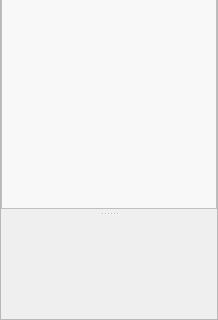
The window that src/pyphoplacecellanalysis/GUI/Qt/Widgets/DockAreaDocksTree/DockAreaDocksTree.ui (CommanderPho/pyPhoPlaceCellAnalysis) describes before a commit, drawn with Qt 5; both pictures show x 0 to 218 and y 390 to 710 of the 218 by 710 pixel window.
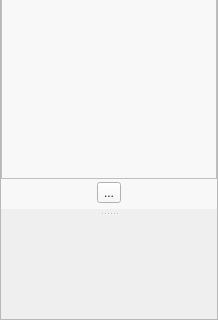
The same window after the commit. Icons and pictures are not drawn.

```diff
--- a/src/pyphoplacecellanalysis/GUI/Qt/Widgets/DockAreaDocksTree/DockAreaDocksTree.ui
+++ b/src/pyphoplacecellanalysis/GUI/Qt/Widgets/DockAreaDocksTree/DockAreaDocksTree.ui
@@ -109,7 +109,7 @@
 border-color: rgb(54, 54, 54);
 color: rgb(20, 20, 20);</string>
          </property>
-         <layout class="QGridLayout" name="gridLayout_3" rowstretch="0" columnstretch="0" rowminimumheight="0">
+         <layout class="QGridLayout" name="gridLayout_3" rowstretch="0,0" columnstretch="0" rowminimumheight="0,0">
           <property name="leftMargin">
            <number>0</number>
           </property>
@@ -304,6 +304,37 @@
             </item>
            </widget>
           </item>
+          <item row="1" column="0">
+           <widget class="QWidget" name="widget" native="true">
+            <property name="minimumSize">
+             <size>
+              <width>0</width>
+              <height>30</height>
+             </size>
+            </property>
+            <property name="baseSize">
+             <size>
+              <width>0</width>
+              <height>30</height>
+             </size>
+            </property>
+            <layout class="QHBoxLayout" name="horizontalLayout" stretch="0">
+             <property name="topMargin">
+              <number>0</number>
+             </property>
+             <property name="bottomMargin">
+              <number>2</number>
+             </property>
+             <item>
+              <widget class="QToolButton" name="toolButton">
+               <property name="text">
+                <string>...</string>
+               </property>
+              </widget>
+             </item>
+            </layout>
+           </widget>
+          </item>
          </layout>
         </widget>
         <widget class="QWidget" name="secondarytInfoWidget" native="true">
```
